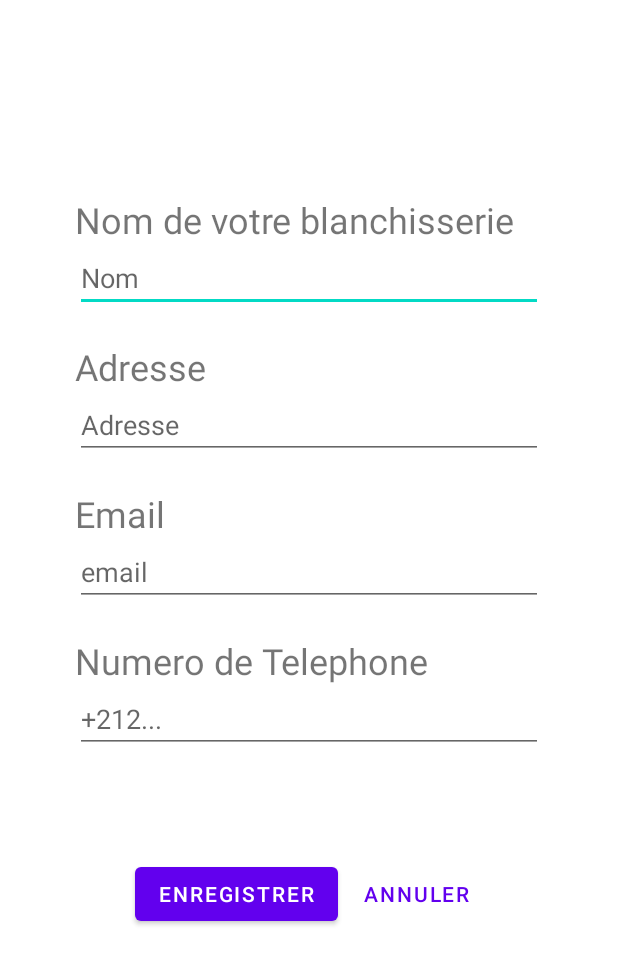
After one commit to naoufalb99/blanchisserie-android, an Android app: the layout activity_signup.xml on its own in the app's theme, with its tools: preview values and no code run, on a phone screen of 412 x 824 dp. The commit adds this screen. Shown: the top 964 px of the screen. Run offline under Robolectric (Android 15) with nearby library versions, the phone set to English and light mode, and no system bars.

Commit message:
sign up page

```diff
--- a/app/src/main/res/layout/activity_sign_up.xml
+++ /dev/null
@@ -1,10 +0,0 @@
-<?xml version="1.0" encoding="utf-8"?>
-<LinearLayout xmlns:android="http://schemas.android.com/apk/res/android"
-    android:orientation="vertical" android:layout_width="match_parent"
-    android:layout_height="match_parent">
-
-    <TextView
-        android:text="Sign up"
-        android:layout_width="wrap_content"
-        android:layout_height="wrap_content"/>
-</LinearLayout>
--- /dev/null
+++ b/app/src/main/res/layout/activity_signup.xml
@@ -0,0 +1,142 @@
+<?xml version="1.0" encoding="utf-8"?>
+<LinearLayout xmlns:android="http://schemas.android.com/apk/res/android"
+    android:layout_width="match_parent"
+    android:layout_height="match_parent"
+    android:background="#FFFFFF"
+    android:orientation="horizontal">
+
+
+    <LinearLayout
+        android:layout_width="match_parent"
+        android:layout_height="wrap_content"
+        android:layout_marginTop="70dp"
+        android:orientation="vertical"
+        android:padding="50dp">
+
+        <LinearLayout
+            android:layout_width="match_parent"
+            android:layout_height="wrap_content"
+            android:layout_marginTop="10dp"
+            android:layout_marginBottom="10dp"
+            android:orientation="vertical">
+
+            <TextView
+                android:id="@+id/textView"
+                android:layout_width="match_parent"
+                android:layout_height="wrap_content"
+                android:text="Nom de votre blanchisserie"
+                android:textSize="24sp" />
+
+            <EditText
+                android:id="@+id/editTextTextPersonName"
+                android:layout_width="match_parent"
+                android:layout_height="wrap_content"
+                android:ems="10"
+                android:hint="Nom"
+                android:inputType="textPersonName" />
+        </LinearLayout>
+
+        <LinearLayout
+            android:layout_width="match_parent"
+            android:layout_height="wrap_content"
+            android:layout_marginTop="10dp"
+            android:layout_marginBottom="10dp"
+            android:orientation="vertical">
+
+            <TextView
+                android:id="@+id/textView2"
+                android:layout_width="match_parent"
+                android:layout_height="wrap_content"
+                android:text="Adresse"
+                android:textSize="24sp" />
+
+            <EditText
+                android:id="@+id/editTextTextPersonName2"
+                android:layout_width="match_parent"
+                android:layout_height="wrap_content"
+                android:ems="10"
+                android:hint="Adresse"
+                android:inputType="textPersonName" />
+        </LinearLayout>
+
+        <LinearLayout
+            android:layout_width="match_parent"
+            android:layout_height="wrap_content"
+            android:layout_marginTop="10dp"
+            android:layout_marginBottom="10dp"
+            android:orientation="vertical">
+
+            <TextView
+                android:id="@+id/textView3"
+                android:layout_width="match_parent"
+                android:layout_height="wrap_content"
+                android:text="Email"
+                android:textSize="24sp" />
+
+            <EditText
+                android:id="@+id/editTextTextEmailAddress"
+                android:layout_width="match_parent"
+                android:layout_height="wrap_content"
+                android:ems="10"
+                android:hint="email"
+                android:inputType="textEmailAddress" />
+        </LinearLayout>
+
+        <LinearLayout
+            android:layout_width="match_parent"
+            android:layout_height="wrap_content"
+            android:layout_marginTop="10dp"
+            android:layout_marginBottom="10dp"
+            android:orientation="vertical">
+
+            <TextView
+                android:id="@+id/textView4"
+                android:layout_width="match_parent"
+                android:layout_height="wrap_content"
+                android:text="Numero de Telephone"
+                android:textSize="24sp" />
+
+            <EditText
+                android:id="@+id/editTextPhone"
+                android:layout_width="match_parent"
+                android:layout_height="wrap_content"
+                android:ems="10"
+                android:hint="+212..."
+                android:inputType="phone" />
+
+        </LinearLayout>
+
+        <LinearLayout
+            android:layout_width="wrap_content"
+            android:layout_height="wrap_content"
+            android:layout_gravity="center"
+            android:layout_marginTop="50dp"
+            android:layout_marginBottom="10dp"
+            android:orientation="horizontal">
+
+            <Button
+                android:id="@+id/button"
+                android:layout_width="wrap_content"
+                android:layout_height="wrap_content"
+                android:layout_marginTop="10dp"
+                android:layout_marginBottom="10dp"
+                android:layout_marginLeft="10dp"
+                android:layout_marginRight="4dp"
+                android:text="Enregistrer" />
+
+            <Button
+                android:id="@+id/button2"
+                android:layout_width="wrap_content"
+                android:layout_height="wrap_content"
+                android:layout_marginTop="10dp"
+                android:layout_marginBottom="10dp"
+                android:layout_marginLeft="4dp"
+                android:layout_marginRight="10dp"
+                android:text="Annuler"
+                style="@style/Widget.MaterialComponents.Button.TextButton.Icon"/>
+        </LinearLayout>
+
+    </LinearLayout>
+
+
+</LinearLayout>
--- a/app/src/main/res/layout/activity_welcome.xml
+++ b/app/src/main/res/layout/activity_welcome.xml
@@ -3,44 +3,41 @@
     android:orientation="horizontal" android:layout_width="match_parent"
     android:background="#0099ff"
     android:layout_height="match_parent">
+
     <LinearLayout
-        android:orientation="vertical"
-        android:layout_gravity="center"
         android:layout_width="match_parent"
         android:layout_height="wrap_content"
+        android:layout_gravity="center"
         android:layout_marginStart="30dp"
         android:layout_marginEnd="30dp"
-        >
+        android:orientation="vertical">
 
         <TextView
             android:layout_width="wrap_content"
             android:layout_height="wrap_content"
             android:layout_gravity="center"
+            android:layout_marginBottom="14dp"
+            android:text="Blanchisserie"
+            android:textColor="#FFF"
             android:textFontWeight="200"
-            android:textSize="30sp"
-            android:text="Blanchisserie"
-            android:layout_marginBottom="14dp"
-            android:textColor="#FFF"
-            />
+            android:textSize="30sp" />
 
         <TextView
             android:layout_width="wrap_content"
             android:layout_height="wrap_content"
+            android:text="Lorem Ipsum is simply dummy text of the printing and typesetting industry. Lorem Ipsum has been the industry's standard dummy text ever since the 1500s."
             android:textAlignment="center"
-            android:textColor="#e3f3fe"
-            android:text="Lorem Ipsum is simply dummy text of the printing and typesetting industry. Lorem Ipsum has been the industry's standard dummy text ever since the 1500s."
-            />
+            android:textColor="#e3f3fe" />
 
         <Button
             android:id="@+id/button_get_started"
-            android:layout_marginTop="30dp"
             android:layout_width="wrap_content"
             android:layout_height="wrap_content"
             android:layout_gravity="center"
+            android:layout_marginTop="30dp"
             android:paddingLeft="24dp"
             android:paddingRight="24dp"
-            android:text="Get started"
-            />
+            android:text="Get started" />
 
     </LinearLayout>
 </LinearLayout>
--- a/build.gradle
+++ b/build.gradle
@@ -5,7 +5,7 @@ buildscript {
         jcenter()
     }
     dependencies {
-        classpath "com.android.tools.build:gradle:4.1.1"
+        classpath 'com.android.tools.build:gradle:4.1.2'
 
         // NOTE: Do not place your application dependencies here; they belong
         // in the individual module build.gradle files
```
